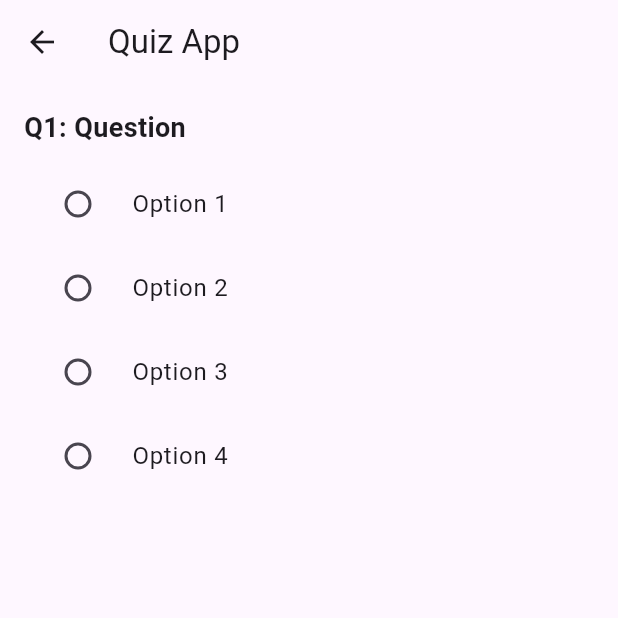
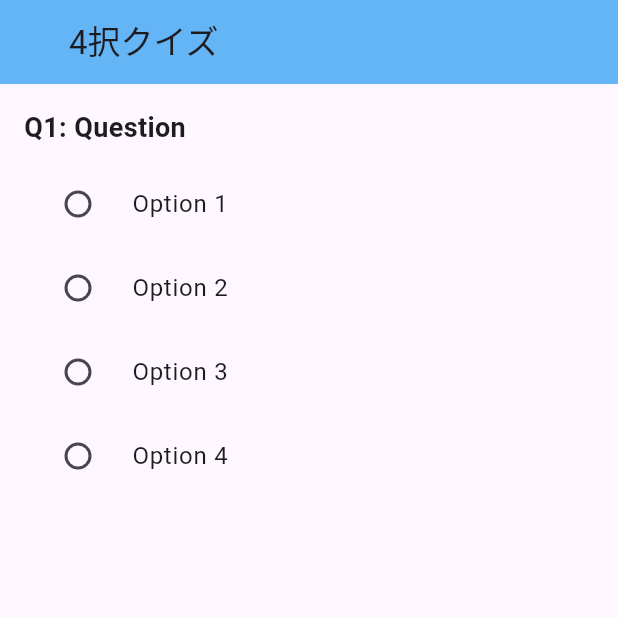
Before and after one commit to ape-kill-readers/ex3_flutter_quizApp, a Flutter app: the ChoiceQuizScreen screen opened directly, on a phone screen of 412 x 824 dp, the top half of it. Run offline on Flutter 3.47's test engine with Material 3 defaults, Android fonts, the phone set to English and light mode, and no system bars; our stand-ins replace csv; Roboto replaces fonts that are missing (IPAex).

Commit message:
udpate: arrange appbar to remove leading

```diff
--- a/lib/screens/choice_quiz.dart
+++ b/lib/screens/choice_quiz.dart
@@ -47,7 +47,12 @@ class _QuizeScreenState extends State<ChoiceQuizScreen> {
   Widget build(BuildContext context) {
     return Scaffold(
       appBar: AppBar(
-        title: const Text('Quiz App'),
+        automaticallyImplyLeading: false,
+        title: const Padding(
+          padding: EdgeInsets.symmetric(horizontal: 30.0),
+          child: Text('4択クイズ'),
+        ),
+        backgroundColor: Colors.blue[300],
       ),
       body: quizQuestions.isEmpty
         ? const Center(
```
